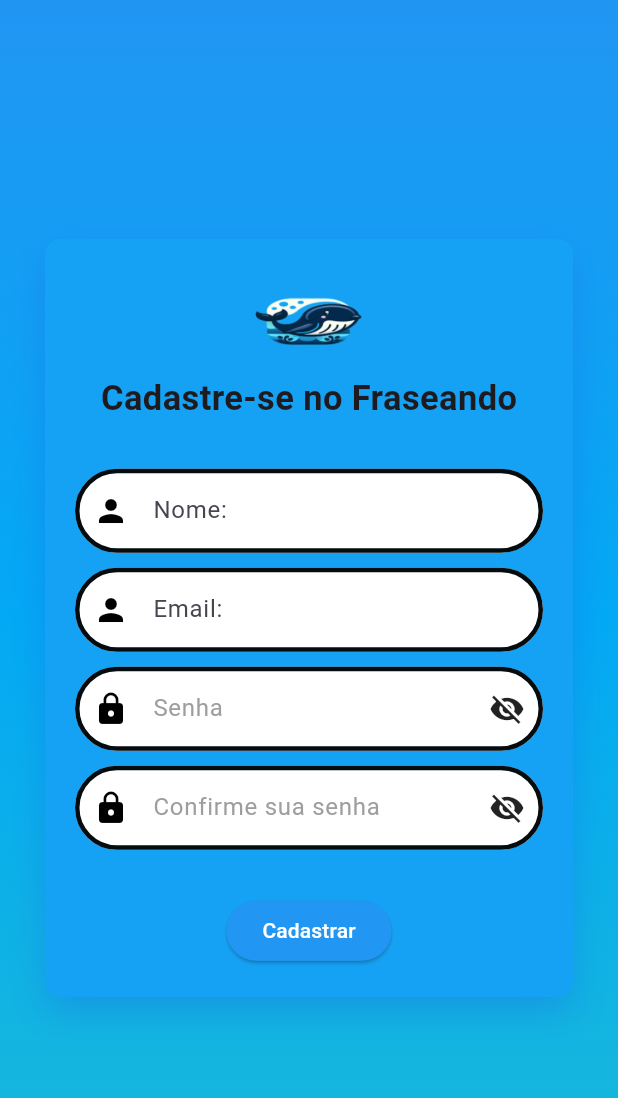
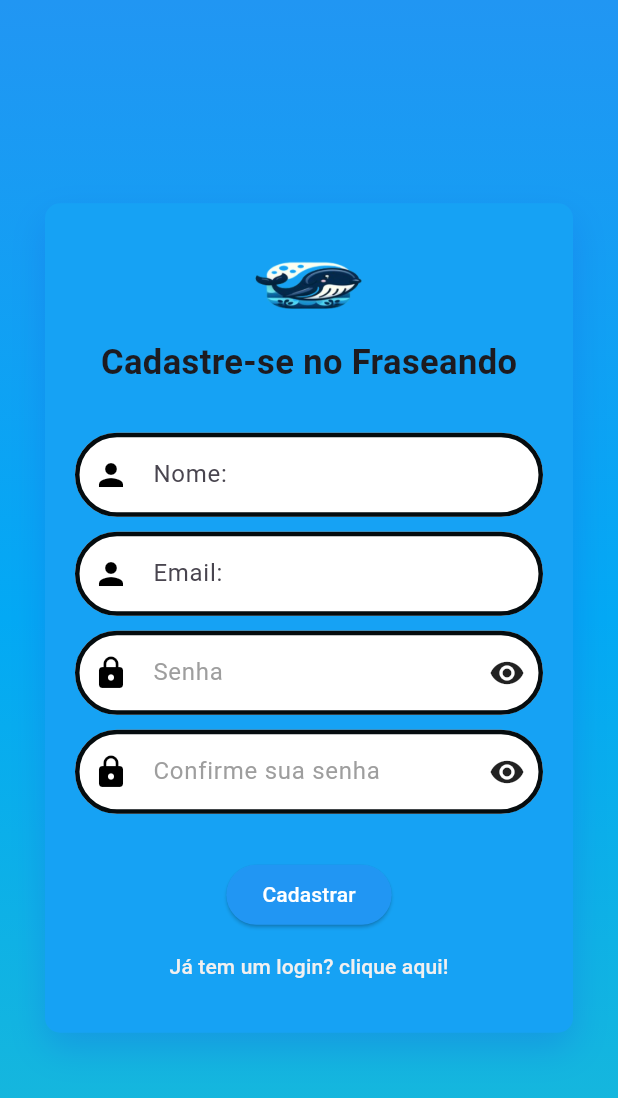
Before and after one commit to THSDEVELOP/fraseando, a Flutter app: the PageLogin screen opened directly, after a tap on "Cadastre-se aqui!", on a phone screen of 412 x 824 dp. Shown: the top 1098 px of the screen. Run offline on Flutter 3.47's test engine with Material 3 defaults, Android fonts, the phone set to English and light mode, and no system bars; our stand-ins replace firebase_auth, google_sign_in; accounts and stored records are empty.

```diff
--- a/lib/components/decorationPassword.dart
+++ b/lib/components/decorationPassword.dart
@@ -1,8 +1,8 @@
 import "package:flutter/material.dart";
 
-InputDecoration getPasswordInputDecoration(String label,
-    {required InkWell suffixIcon}) {
+InputDecoration getPasswordInputDecoration(String label, {Widget? suffixIcon}) {
   return InputDecoration(
+    enabled: true,
     hintText: label,
     hintStyle: const TextStyle(color: Colors.grey),
     fillColor: Colors.white,
@@ -11,6 +11,7 @@ InputDecoration getPasswordInputDecoration(String label,
       Icons.lock,
       color: Colors.black,
     ),
+    suffixIcon: suffixIcon,
     border: OutlineInputBorder(borderRadius: BorderRadius.circular(40)),
     enabledBorder: OutlineInputBorder(
         borderRadius: BorderRadius.circular(40),
--- a/lib/components/decorationRegister.dart
+++ b/lib/components/decorationRegister.dart
@@ -21,8 +21,8 @@ InputDecoration getAuthenticationInputDecoration(String label) {
   );
 }
 
-InputDecoration getPasswordInputRegisterDecoration(String label) {
-  bool isObscureText = true;
+InputDecoration getPasswordInputRegisterDecoration(String label,
+    {Widget? suffixIcon}) {
   return InputDecoration(
     enabled: true,
     hintText: label,
@@ -33,10 +33,7 @@ InputDecoration getPasswordInputRegisterDecoration(String label) {
       Icons.lock,
       color: Colors.black,
     ),
-    suffixIcon: Icon(
-      isObscureText ? Icons.visibility_off : Icons.visibility,
-      color: Colors.black87,
-    ),
+    suffixIcon: suffixIcon,
     border: OutlineInputBorder(borderRadius: BorderRadius.circular(40)),
     enabledBorder: OutlineInputBorder(
         borderRadius: BorderRadius.circular(40),
@@ -48,3 +45,28 @@ InputDecoration getPasswordInputRegisterDecoration(String label) {
             color: Color.fromARGB(255, 6, 227, 239), width: 3)),
   );
 }
+
+InputDecoration getConfirmPasswordInputRegisterDecoration(String label,
+    {Widget? suffixIcon}) {
+  return InputDecoration(
+    enabled: true,
+    hintText: label,
+    hintStyle: const TextStyle(color: Colors.grey),
+    fillColor: Colors.white,
+    filled: true,
+    prefixIcon: const Icon(
+      Icons.lock,
+      color: Colors.black,
+    ),
+    suffixIcon: suffixIcon,
+    border: OutlineInputBorder(borderRadius: BorderRadius.circular(40)),
+    enabledBorder: OutlineInputBorder(
+        borderRadius: BorderRadius.circular(40),
+        borderSide:
+            const BorderSide(color: Color.fromARGB(255, 5, 12, 15), width: 3)),
+    focusedBorder: OutlineInputBorder(
+        borderRadius: BorderRadius.circular(40),
+        borderSide: const BorderSide(
+            color: Color.fromARGB(255, 6, 227, 239), width: 3)),
+  );
+}
--- a/lib/pages/PageLogin.dart
+++ b/lib/pages/PageLogin.dart
@@ -69,22 +69,29 @@ class _PageLoginState extends State<PageLogin> {
                           TextFormField(
                             obscureText: isObscureText,
                             onChanged: (value) {},
-                              decoration: getPasswordInputDecoration(
-                                "Senha",
-                                suffixIcon: InkWell(
                             onTap: () {
                               setState(() {
                                 isObscureText = !isObscureText;
                               });
                             },
-                                  child: Icon(
+                            decoration: getPasswordInputDecoration(
+                              "Senha",
+                              suffixIcon: IconButton(
+                                onPressed: () {
+                                  setState(() {
+                                    isObscureText = !isObscureText;
+                                  });
+                                },
+                                icon: Icon(
                                   isObscureText
                                       ? Icons.visibility_off
                                       : Icons.visibility,
                                   color: Colors.black87,
                                 ),
                               ),
-                              )),
+                            ),
+                            textAlign: TextAlign.start,
+                          ),
                           const SizedBox(height: 30),
                           ElevatedButton(
                             onPressed: () {},
--- a/lib/pages/Register.dart
+++ b/lib/pages/Register.dart
@@ -1,5 +1,7 @@
 import 'package:flutter/material.dart';
 import 'package:fraseando/components/decorationRegister.dart';
+
+import 'pageLogin.dart';
 
 class Register extends StatefulWidget {
   const Register({super.key});
@@ -9,7 +11,8 @@ class Register extends StatefulWidget {
 }
 
 class _RegisterState extends State<Register> {
-  bool isObscureText = true;
+  bool isObscureText = false;
+  bool isObscureconfirmText = false;
   @override
   Widget build(BuildContext context) {
     return Scaffold(
@@ -76,14 +79,6 @@ class _RegisterState extends State<Register> {
                         height: 10,
                       ),
                       TextFormField(
-                          obscureText: true,
-                          onChanged: (value) {},
-                          decoration:
-                              getPasswordInputRegisterDecoration("Senha")),
-                      SizedBox(
-                        height: 10,
-                      ),
-                      TextFormField(
                         obscureText: isObscureText,
                         onChanged: (value) {},
                         onTap: () {
@@ -92,7 +87,50 @@ class _RegisterState extends State<Register> {
                           });
                         },
                         decoration: getPasswordInputRegisterDecoration(
-                            "Confirme sua senha"),
+                          "Senha",
+                          suffixIcon: IconButton(
+                            onPressed: () {
+                              setState(() {
+                                isObscureText = !isObscureText;
+                              });
+                            },
+                            icon: Icon(
+                              isObscureText
+                                  ? Icons.visibility_off
+                                  : Icons.visibility,
+                              color: Colors.black87,
+                            ),
+                          ),
+                        ),
+                        textAlign: TextAlign.start,
+                      ),
+                      SizedBox(
+                        height: 10,
+                      ),
+                      TextFormField(
+                        obscureText: isObscureconfirmText,
+                        onChanged: (value) {},
+                        onTap: () {
+                          setState(() {
+                            isObscureconfirmText = !isObscureconfirmText;
+                          });
+                        },
+                        decoration: getConfirmPasswordInputRegisterDecoration(
+                          "Confirme sua senha",
+                          suffixIcon: IconButton(
+                            onPressed: () {
+                              setState(() {
+                                isObscureconfirmText = !isObscureconfirmText;
+                              });
+                            },
+                            icon: Icon(
+                              isObscureconfirmText
+                                  ? Icons.visibility_off
+                                  : Icons.visibility,
+                              color: Colors.black87,
+                            ),
+                          ),
+                        ),
                         textAlign: TextAlign.start,
                       ),
                       SizedBox(
@@ -106,6 +144,18 @@ class _RegisterState extends State<Register> {
                           child: const Text(
                             "Cadastrar",
                             style: TextStyle(color: Colors.white),
+                          )),
+                      TextButton(
+                          onPressed: () {
+                            Navigator.push(
+                                context,
+                                MaterialPageRoute(
+                                    builder: (context) => const PageLogin()));
+                          },
+                          child: Text(
+                            "Já tem um login? clique aqui!",
+                            style: TextStyle(
+                                color: Color.fromARGB(255, 241, 240, 240)),
                           ))
                     ],
                   ),
```
Lines whose indentation alone changed are shown as unchanged.
